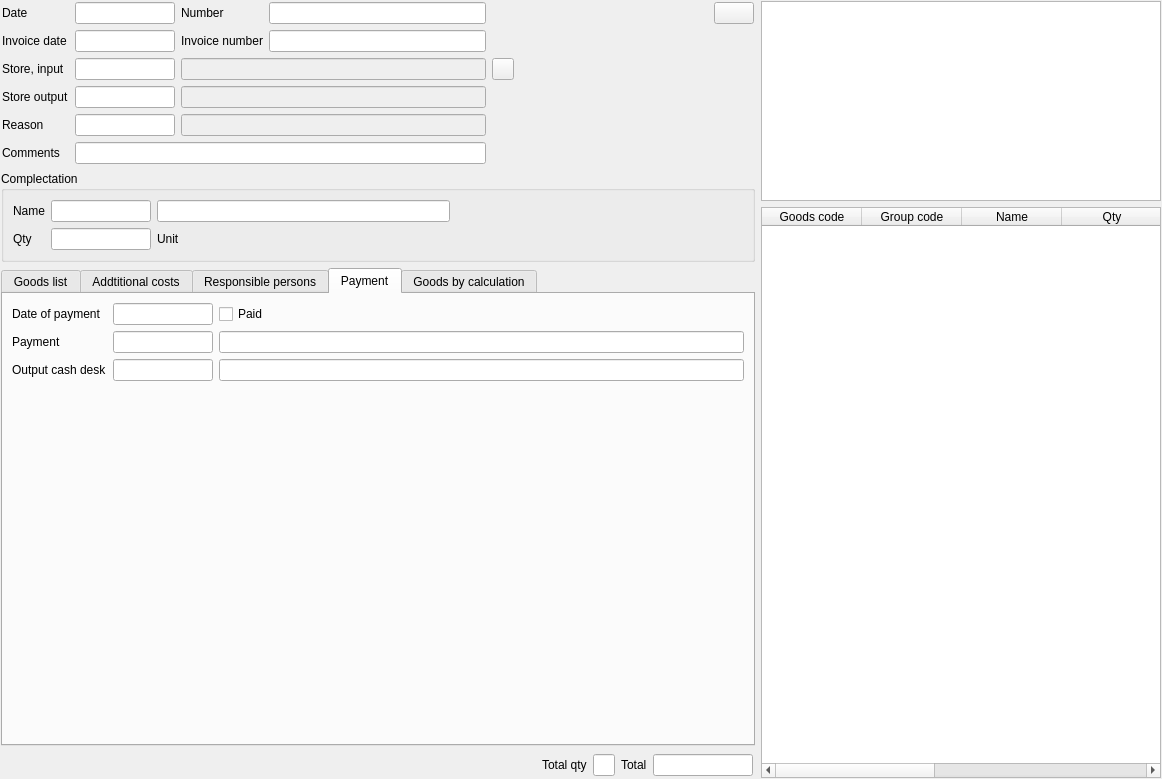
Above: Forms/c5storedoc.ui from End1-1/Cafe5 before the change. Below: the same form after it.
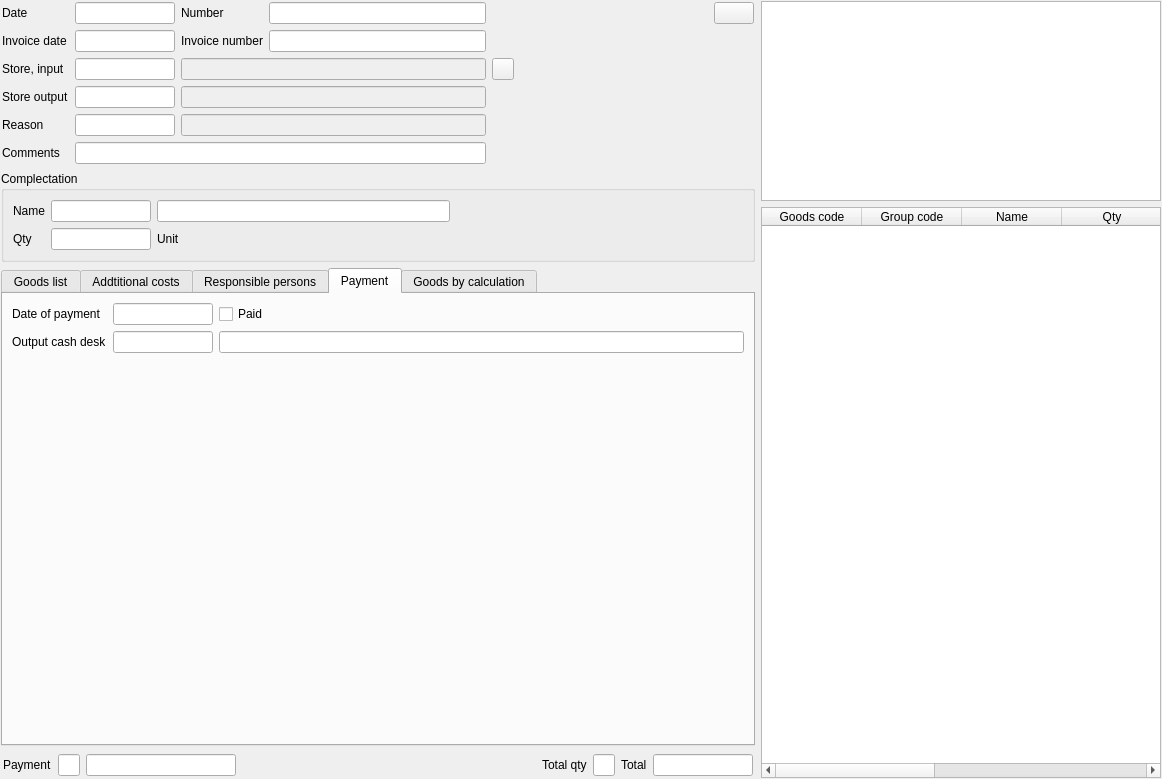
That is the form after the change. The open tabs and pages were chosen to show the change. Icons and pictures are not drawn. Custom widgets are drawn as their Qt base class.

What changed in the file:
```diff
--- a/Forms/c5storedoc.ui
+++ b/Forms/c5storedoc.ui
@@ -323,6 +323,54 @@
             <property name="bottomMargin">
              <number>0</number>
             </property>
+            <item>
+             <widget class="QLabel" name="lbPayment">
+              <property name="text">
+               <string>Payment</string>
+              </property>
+             </widget>
+            </item>
+            <item>
+             <widget class="C5LineEditWithSelector" name="lePayment">
+              <property name="minimumSize">
+               <size>
+                <width>0</width>
+                <height>0</height>
+               </size>
+              </property>
+              <property name="maximumSize">
+               <size>
+                <width>40</width>
+                <height>16777215</height>
+               </size>
+              </property>
+             </widget>
+            </item>
+            <item>
+             <widget class="C5LineEdit" name="lePaymentName">
+              <property name="enabled">
+               <bool>true</bool>
+              </property>
+              <property name="minimumSize">
+               <size>
+                <width>150</width>
+                <height>0</height>
+               </size>
+              </property>
+              <property name="maximumSize">
+               <size>
+                <width>150</width>
+                <height>16777215</height>
+               </size>
+              </property>
+              <property name="focusPolicy">
+               <enum>Qt::NoFocus</enum>
+              </property>
+              <property name="readOnly">
+               <bool>true</bool>
+              </property>
+             </widget>
+            </item>
             <item>
              <spacer name="horizontalSpacer_3">
               <property name="orientation">
@@ -959,19 +1007,6 @@
          </property>
         </widget>
        </item>
-       <item row="1" column="2">
-        <widget class="C5LineEdit" name="lePaymentName">
-         <property name="enabled">
-          <bool>true</bool>
-         </property>
-         <property name="focusPolicy">
-          <enum>Qt::NoFocus</enum>
-         </property>
-         <property name="readOnly">
-          <bool>true</bool>
-         </property>
-        </widget>
-       </item>
        <item row="2" column="1">
         <widget class="C5LineEditWithSelector" name="leCash">
          <property name="maximumSize">
@@ -982,29 +1017,6 @@
          </property>
         </widget>
        </item>
-       <item row="1" column="0">
-        <widget class="QLabel" name="lbPayment">
-         <property name="text">
-          <string>Payment</string>
-         </property>
-        </widget>
-       </item>
-       <item row="1" column="1">
-        <widget class="C5LineEditWithSelector" name="lePayment">
-         <property name="minimumSize">
-          <size>
-           <width>0</width>
-           <height>0</height>
-          </size>
-         </property>
-         <property name="maximumSize">
-          <size>
-           <width>100</width>
-           <height>16777215</height>
-          </size>
-         </property>
-        </widget>
-       </item>
        <item row="0" column="0">
         <widget class="QLabel" name="label_10">
          <property name="text">
```
Left out of the diff: 1 changed line with no effect on the pictures.
